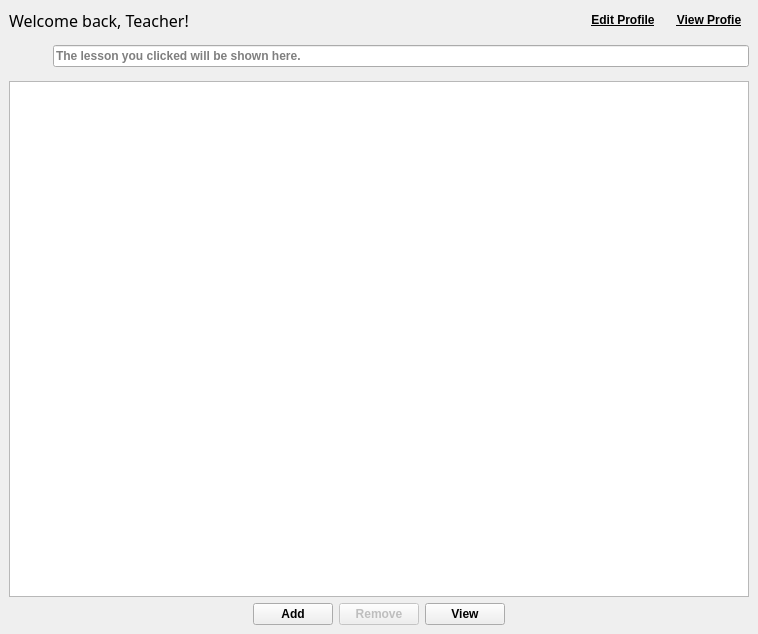
Above: ui/screens/teacherpanel.ui from amirmohsen1384/isfahan-sis before the change. Below: the same form after it.
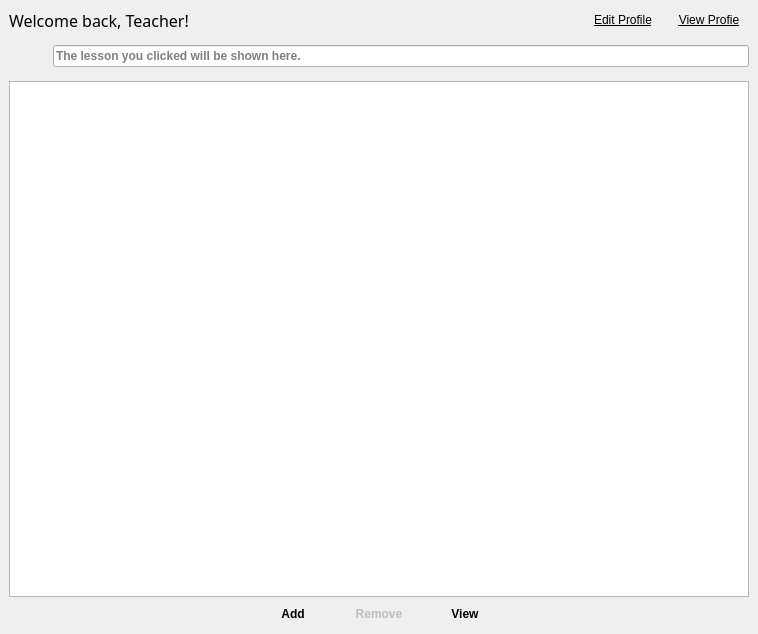
That is the form after the change. Icons and pictures are not drawn.

Commit message: Added some more icons to the project

Patch:
```diff
--- a/ui/screens/teacherpanel.ui
+++ b/ui/screens/teacherpanel.ui
@@ -54,7 +54,8 @@
        <widget class="QPushButton" name="editProfileButton">
         <property name="font">
          <font>
-          <bold>true</bold>
+          <pointsize>9</pointsize>
+          <bold>false</bold>
           <underline>true</underline>
          </font>
         </property>
@@ -73,7 +74,8 @@
        <widget class="QPushButton" name="viewProfileButton">
         <property name="font">
          <font>
-          <bold>true</bold>
+          <pointsize>9</pointsize>
+          <bold>false</bold>
           <underline>true</underline>
          </font>
         </property>
@@ -188,6 +190,19 @@
         <property name="text">
          <string>Add</string>
         </property>
+        <property name="icon">
+         <iconset resource="../../resources/main.qrc">
+          <normaloff>:/root/dialogs/add.png</normaloff>:/root/dialogs/add.png</iconset>
+        </property>
+        <property name="iconSize">
+         <size>
+          <width>32</width>
+          <height>32</height>
+         </size>
+        </property>
+        <property name="flat">
+         <bool>true</bool>
+        </property>
        </widget>
       </item>
       <item>
@@ -206,6 +221,19 @@
         <property name="text">
          <string>Remove</string>
         </property>
+        <property name="icon">
+         <iconset resource="../../resources/main.qrc">
+          <normaloff>:/root/dialogs/delete.png</normaloff>:/root/dialogs/delete.png</iconset>
+        </property>
+        <property name="iconSize">
+         <size>
+          <width>32</width>
+          <height>32</height>
+         </size>
+        </property>
+        <property name="flat">
+         <bool>true</bool>
+        </property>
        </widget>
       </item>
       <item>
@@ -218,6 +246,19 @@
         <property name="text">
          <string>View</string>
         </property>
+        <property name="icon">
+         <iconset resource="../../resources/main.qrc">
+          <normaloff>:/root/dialogs/show.png</normaloff>:/root/dialogs/show.png</iconset>
+        </property>
+        <property name="iconSize">
+         <size>
+          <width>32</width>
+          <height>32</height>
+         </size>
+        </property>
+        <property name="flat">
+         <bool>true</bool>
+        </property>
        </widget>
       </item>
       <item>
```
The commit also changes 5 other files.
